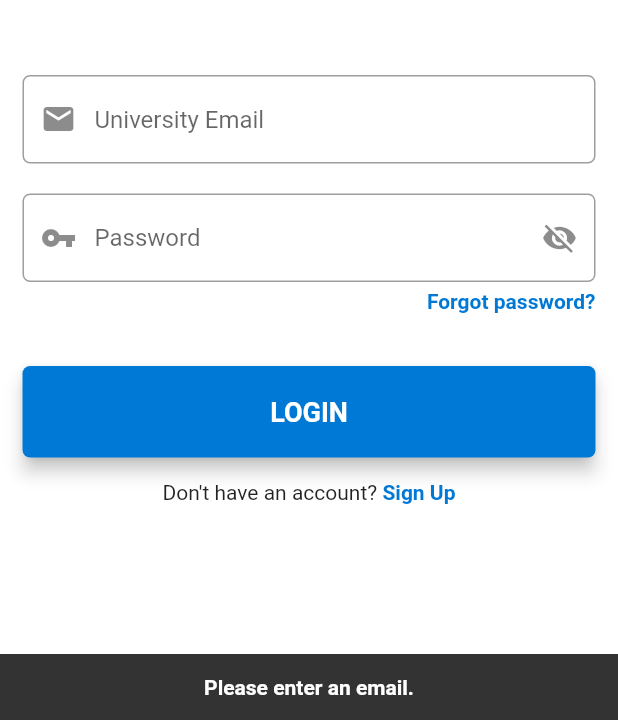
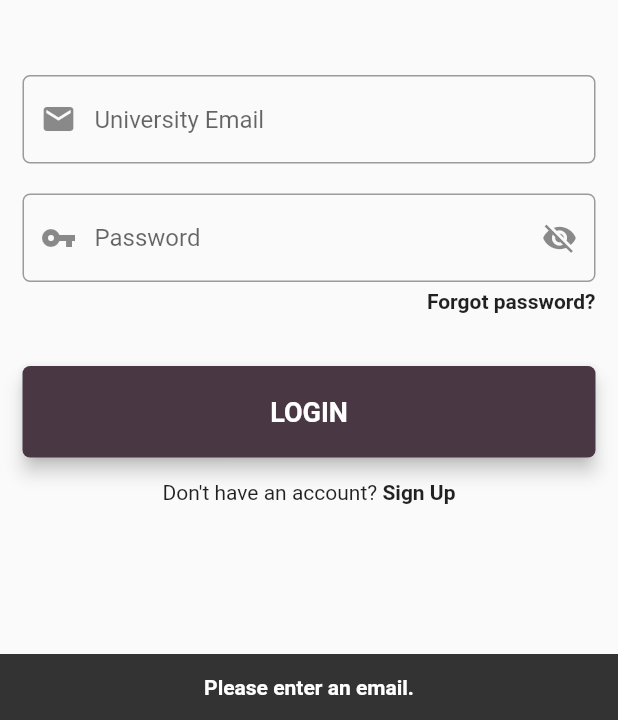
Before and after one commit to Matthew-Cacchione/connect, a Flutter app: the screen it shows after launch, after a tap on "Forgot password?", on a phone screen of 412 x 824 dp, the part 516-1236 px from its top. Run offline on Flutter 3.47's test engine with Material 2 defaults, Android fonts, the phone set to English and light mode, and no system bars; our stand-ins replace cloud_firestore, firebase_auth, firebase_core; accounts and stored records are empty.

Commit message:
Updated interests.dart - removed interest limit - changed the appearance of the page - added ThemeData for easier color palette switching - reinstated appbar.dart component

```diff
--- a/lib/components/appbar.dart
+++ b/lib/components/appbar.dart
@@ -1,13 +1,10 @@
 import 'package:flutter/material.dart';
-
-import '../constants.dart';
 
 PreferredSizeWidget drawAppBar(String title) {
   return PreferredSize(
     preferredSize: const Size.fromHeight(55),
     child: AppBar(
       automaticallyImplyLeading: false,
-      backgroundColor: colorPrimary,
       title: Text(title),
     ),
   );
--- a/lib/components/sign_out_btn.dart
+++ b/lib/components/sign_out_btn.dart
@@ -11,13 +11,11 @@ Widget drawSignOutBtn(BuildContext context) {
     child: Text(
       signOutBtn.toUpperCase(),
       style: const TextStyle(
-        color: colorSecondary,
         fontSize: 18,
         fontWeight: FontWeight.bold,
       ),
     ),
     style: ElevatedButton.styleFrom(
-      primary: colorPrimary,
       elevation: 5,
       padding: const EdgeInsets.all(20),
       shape: RoundedRectangleBorder(
--- a/lib/main.dart
+++ b/lib/main.dart
@@ -24,6 +24,23 @@ class MyApp extends StatelessWidget {
       debugShowCheckedModeBanner: false,
       title: appName,
       initialRoute: getLandingPage(),
+      theme: ThemeData(
+        colorScheme: const ColorScheme(
+          primary: colorPrimary,
+          primaryVariant: colorPrimary,
+          secondary: colorSecondary,
+          secondaryVariant: colorSecondary,
+          surface: Colors.white,
+          background: Colors.white,
+          error: colorError,
+          onPrimary: Colors.white,
+          onSecondary: Colors.white,
+          onSurface: Colors.black,
+          onBackground: Colors.black,
+          onError: Colors.black,
+          brightness: Brightness.light,
+        ),
+      ),
       routes: {
         '/': (context) => const NavBar(),
         '/login': (context) => const Login(),
--- a/lib/screens/account_creation/registration.dart
+++ b/lib/screens/account_creation/registration.dart
@@ -158,7 +158,6 @@ class _RegistrationState extends State<Registration> {
   Widget build(BuildContext context) {
     return Scaffold(
       appBar: AppBar(
-        backgroundColor: colorPrimary,
         title: const Text(registrationTitle),
       ),
       backgroundColor: colorSecondary,
--- a/lib/screens/chat.dart
+++ b/lib/screens/chat.dart
@@ -1,6 +1,6 @@
+import 'package:connect/components/appbar.dart';
 import 'package:flutter/material.dart';
 
-import '../components/appbar.dart';
 import '../components/sign_out_btn.dart';
 import '../constants.dart';
 
@@ -11,11 +11,9 @@ class Chat extends StatelessWidget {
   Widget build(BuildContext context) {
     return Scaffold(
       appBar: drawAppBar(chatTitle),
-      backgroundColor: colorSecondary,
       body: Center(
         child: SingleChildScrollView(
           child: Container(
-            color: colorSecondary,
             padding: const EdgeInsets.all(15),
             child: Column(
               children: <Widget>[
--- a/lib/screens/home.dart
+++ b/lib/screens/home.dart
@@ -1,6 +1,6 @@
+import 'package:connect/components/appbar.dart';
 import 'package:flutter/material.dart';
 
-import '../components/appbar.dart';
 import '../components/sign_out_btn.dart';
 import '../constants.dart';
 
@@ -11,11 +11,9 @@ class Home extends StatelessWidget {
   Widget build(BuildContext context) {
     return Scaffold(
       appBar: drawAppBar(homeTitle),
-      backgroundColor: colorSecondary,
       body: Center(
         child: SingleChildScrollView(
           child: Container(
-            color: colorSecondary,
             padding: const EdgeInsets.all(15),
             child: Column(
               children: <Widget>[
--- a/lib/screens/login.dart
+++ b/lib/screens/login.dart
@@ -99,7 +99,6 @@ class _LoginState extends State<Login> {
           child: const Text(
             forgotPassword,
             style: TextStyle(
-              color: colorPrimary,
               fontWeight: FontWeight.bold,
             ),
           ),
@@ -119,13 +118,11 @@ class _LoginState extends State<Login> {
         child: Text(
           loginBtn.toUpperCase(),
           style: const TextStyle(
-            color: colorSecondary,
             fontSize: 18,
             fontWeight: FontWeight.bold,
           ),
         ),
         style: ElevatedButton.styleFrom(
-          primary: colorPrimary,
           elevation: 5,
           padding: const EdgeInsets.all(20),
           shape: RoundedRectangleBorder(
@@ -148,7 +145,6 @@ class _LoginState extends State<Login> {
           child: const Text(
             signUpPrompt,
             style: TextStyle(
-              color: colorPrimary,
               fontWeight: FontWeight.bold,
             ),
           ),
@@ -160,11 +156,9 @@ class _LoginState extends State<Login> {
   @override
   Widget build(BuildContext context) {
     return Scaffold(
-      backgroundColor: colorSecondary,
       body: Center(
         child: SingleChildScrollView(
           child: Container(
-            color: colorSecondary,
             padding: const EdgeInsets.all(15),
             child: Form(
               key: _loginKey,
--- a/lib/screens/navbar.dart
+++ b/lib/screens/navbar.dart
@@ -34,7 +34,6 @@ class _NavBarState extends State<NavBar> {
           BottomNavigationBarItem(icon: Icon(Icons.message), label: chatTitle),
         ],
         currentIndex: _selectedIndex,
-        selectedItemColor: colorPrimary,
         onTap: _onItemTapped,
       ),
     );
--- a/lib/screens/profile.dart
+++ b/lib/screens/profile.dart
@@ -10,11 +10,9 @@ class Profile extends StatelessWidget {
   Widget build(BuildContext context) {
     return Scaffold(
       appBar: drawAppBar(profileTitle),
-      backgroundColor: colorSecondary,
       body: Center(
         child: SingleChildScrollView(
           child: Container(
-            color: colorSecondary,
             padding: const EdgeInsets.all(15),
             child: Column(
               children: <Widget>[
```
Also changed, not shown: lib/constants.dart (+15 -11 lines), lib/screens/interests.dart (+67 -34 lines), assets/images/interests_background.jpg (added).
